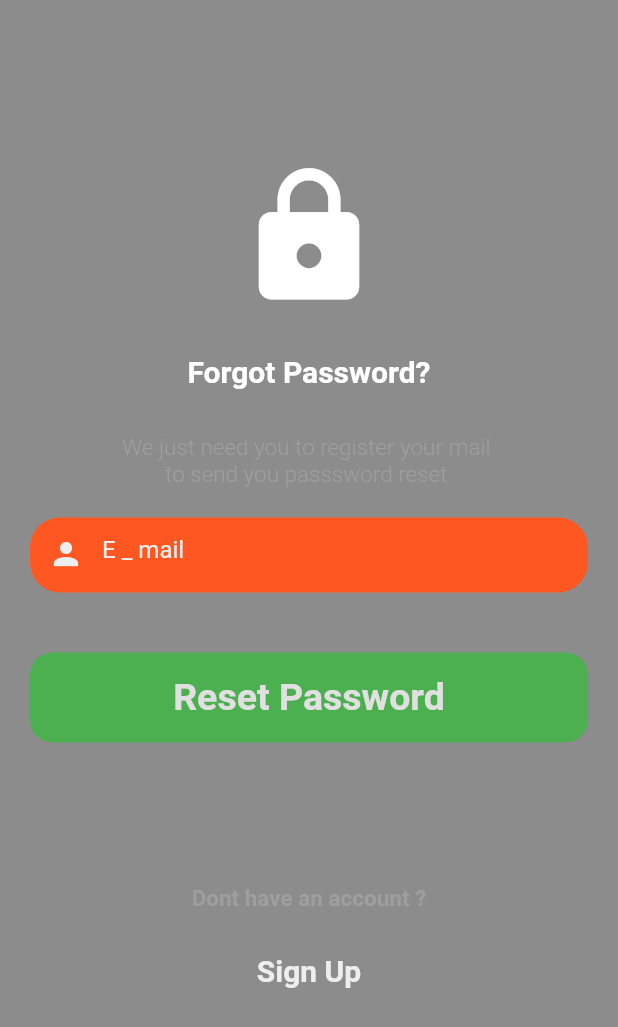
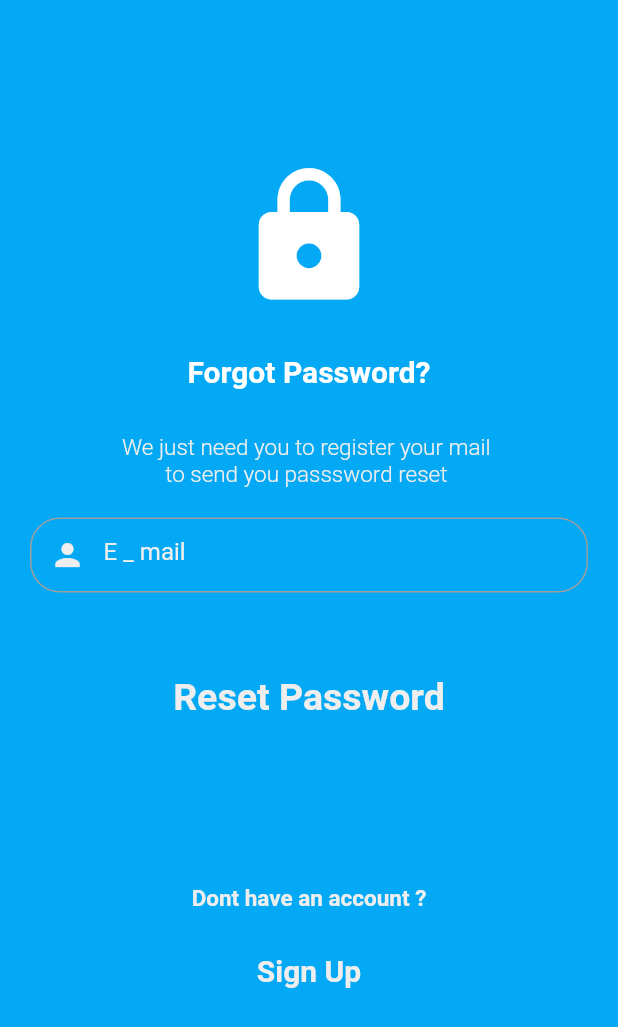
Before and after one commit to Alhussein655/Eco, a Flutter app: the screen it shows after launch, after a tap on "Forget Pass", on a phone screen of 412 x 824 dp. Shown: the top 1027 px of the screen. Run offline on Flutter 3.47's test engine with Material 2 defaults, Android fonts, the phone set to English and light mode, and no system bars; our stand-ins replace firebase_core, flutter_screenutil; accounts and stored records are empty.

Commit message:
git push -u origin main

```diff
--- a/lib/Screen/ForgetPass.dart
+++ b/lib/Screen/ForgetPass.dart
@@ -12,7 +12,7 @@ class _ForgetPassState extends State<ForgetPass> {
   Widget build(BuildContext context) {
     return
 Scaffold(
-  backgroundColor: Colors.black45,
+  backgroundColor: Colors.lightBlue,
   body:       ListView(
     children: [
       SizedBox(height: 100,),
@@ -27,15 +27,15 @@ Scaffold(
       ),
       Align(alignment:Alignment.center,child: Text('Forgot Password?',style: TextStyle(fontSize: 20,fontWeight: FontWeight.bold,color: Colors.white),)),
     SizedBox(height: 30,)
-      ,  Align(alignment:Alignment.center,child: Text('We just need you to register your mail ',style: TextStyle(fontSize: 15,fontWeight: FontWeight.w300,color: Colors.grey),)),
-     Align(alignment:Alignment.center,child: Text('to send you passsword reset ',style: TextStyle(fontSize: 15,fontWeight: FontWeight.w300,color: Colors.grey),)),
+      ,  Align(alignment:Alignment.center,child: Text('We just need you to register your mail ',style: TextStyle(fontSize: 15,fontWeight: FontWeight.w300,color: Colors.grey[200]),)),
+     Align(alignment:Alignment.center,child: Text('to send you passsword reset ',style: TextStyle(fontSize: 15,fontWeight: FontWeight.w300,color: Colors.grey[200]),)),
       CustomTextField(hint: 'E _ mail',secure: false,icon: Icons.person,),
       Padding(
         padding: const EdgeInsets.all(20.0),
         child: Container(
           height: 60,width: 90,
-          decoration: BoxDecoration(color: Colors.green,borderRadius: BorderRadius.circular(15)),
-        child: Center(child: Text('Reset Password',style: TextStyle(fontSize: 25,fontWeight: FontWeight.bold,color: Colors.grey[300]),))
+          decoration: BoxDecoration(color: Colors.lightBlue,borderRadius: BorderRadius.circular(15)),
+        child: Center(child: Text('Reset Password',style: TextStyle(fontSize: 25,fontWeight: FontWeight.bold,color: Colors.grey[200]),))
         ),
       ),
       SizedBox(
@@ -43,7 +43,7 @@ Scaffold(
       )
       ,Padding(
         padding: const EdgeInsets.all(15.0),
-        child: Align(alignment:Alignment.center,child: Text('Dont have an account ?',style: TextStyle(fontWeight: FontWeight.bold,fontSize: 15,color: Colors.grey),)),
+        child: Align(alignment:Alignment.center,child: Text('Dont have an account ?',style: TextStyle(fontWeight: FontWeight.bold,fontSize: 15,color: Colors.grey[200]),)),
       ),
       TextButton(onPressed: (){}, child: Text('Sign Up',style: TextStyle(color: Colors.grey[200],fontSize: 20,fontWeight: FontWeight.bold),))
 
--- a/lib/Screen/SignIn.dart
+++ b/lib/Screen/SignIn.dart
@@ -27,7 +27,7 @@ class _SignInState extends State<SignIn> {
             padding: const EdgeInsets.all(8.0),
             child: Align(alignment:Alignment.topRight,child: TextButton(onPressed: (){
               Navigator.pushNamed(context, ForgetPass.id);
-            }, child: Text('Forget Pass',style: TextStyle(color: Colors.deepOrange,fontSize: 15),))),
+            }, child: Text('Forget Pass',style: TextStyle(color: Colors.deepOrange,fontSize: 18),))),
           )
           ,
           Padding(
--- a/lib/Widget/CustomTextField.dart
+++ b/lib/Widget/CustomTextField.dart
@@ -19,7 +19,8 @@ class _CustomTextFieldState extends State<CustomTextField> {
           child: Container(
             height: 50,
             decoration: BoxDecoration(
-                color: Colors.deepOrange,
+              border:Border.all(color: Colors.grey,width: 1),
+                color: Colors.lightBlue,
                 borderRadius: BorderRadius.circular(20)),
             child: TextFormField(
               obscureText: widget.secure,
--- a/lib/main.dart
+++ b/lib/main.dart
@@ -1,11 +1,16 @@
 import 'package:eco/Screen/ForgetPass.dart';
 import 'package:eco/Screen/HomeScreen.dart';
 import 'package:eco/Screen/SignIn.dart';
+import 'package:firebase_core/firebase_core.dart';
 import 'package:flutter/material.dart';
 import 'package:flutter_screenutil/flutter_screenutil.dart';
-void main(){
+
+void main() async {
+  WidgetsFlutterBinding.ensureInitialized();
+  await Firebase.initializeApp();
   runApp(Eco());
 }
+
 class Eco extends StatefulWidget {
   @override
   _EcoState createState() => _EcoState();
@@ -15,15 +20,13 @@ class _EcoState extends State<Eco> {
   @override
   Widget build(BuildContext context) {
     return ScreenUtilInit(
-      builder:()=> MaterialApp(
-        initialRoute: SignIn.id,
-        routes: {
-SignIn.id:(context)=>SignIn(),
-      ForgetPass.id:(context)=>ForgetPass(),
-          HomeScreen.id:(context)=>HomeScreen()
-        },
-
-      )
-    );
+        builder: () => MaterialApp(
+              initialRoute: SignIn.id,
+              routes: {
+                SignIn.id: (context) => SignIn(),
+                ForgetPass.id: (context) => ForgetPass(),
+                HomeScreen.id: (context) => HomeScreen()
+              },
+            ));
   }
 }
--- a/pubspec.yaml
+++ b/pubspec.yaml
@@ -30,6 +30,8 @@ dependencies:
   cupertino_icons: ^1.0.2
   font_awesome_flutter: ^9.1.0
   flutter_screenutil: ^5.0.0+2
+  firebase_core: ^1.4.0
+  firebase_auth: ^3.0.1
 
 
 dev_dependencies:
```
Also changed, not shown: pubspec.lock, 3 other files.
